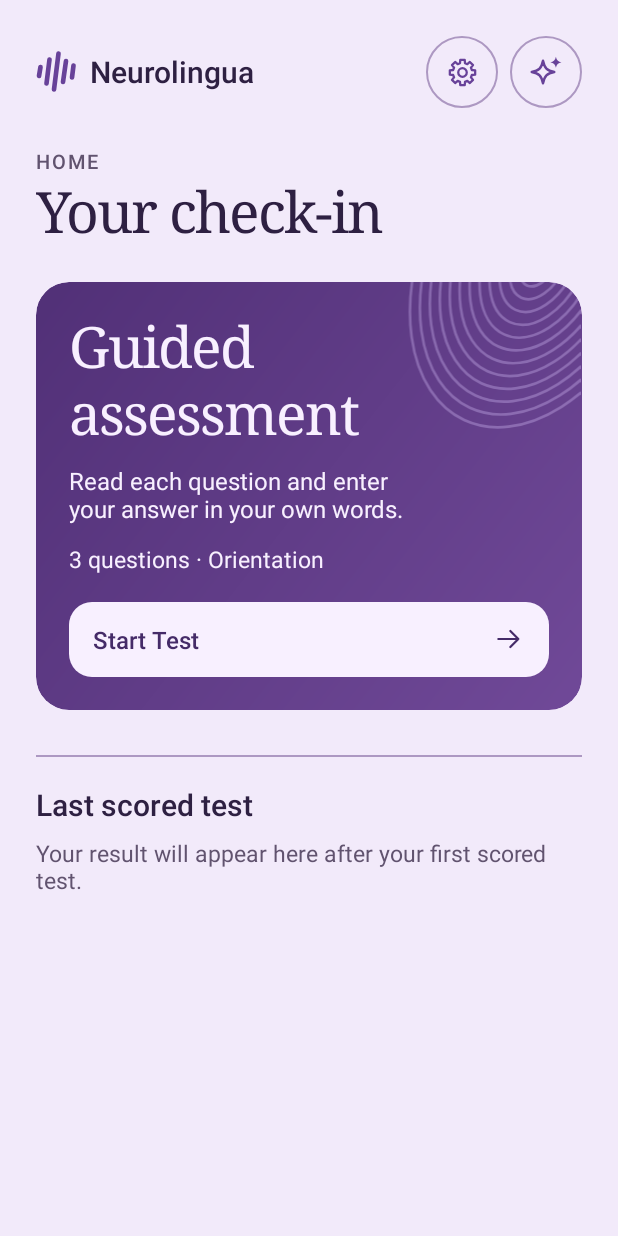
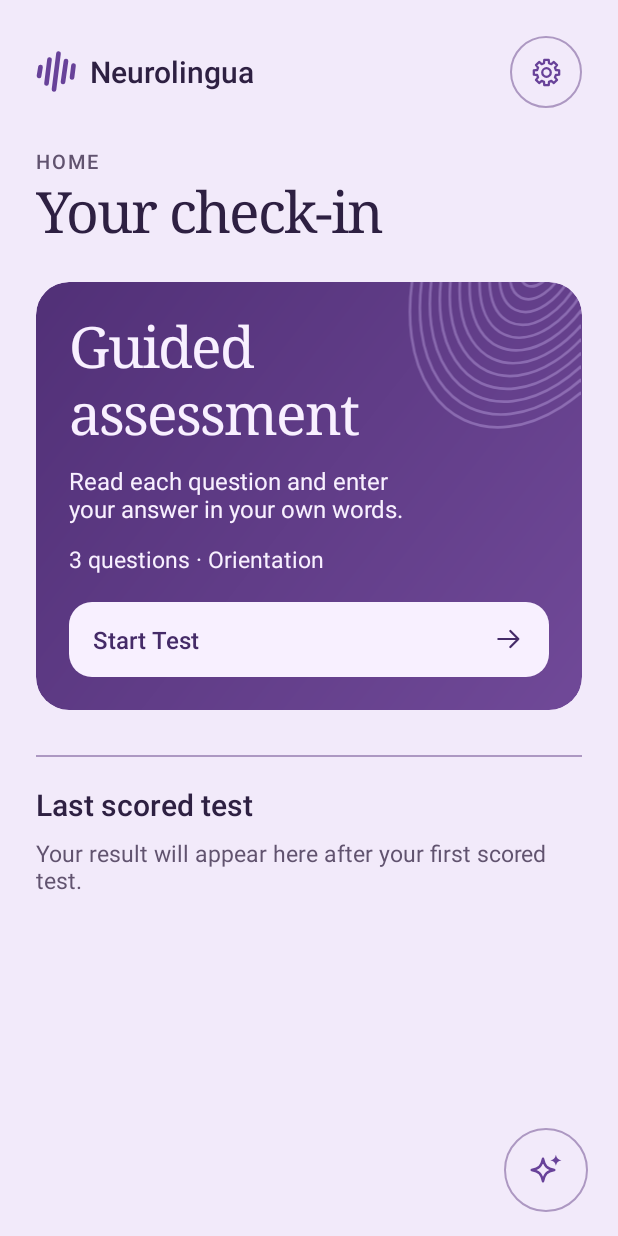
Before and after one commit to Emanuel-Nicholas-Manguera/neurolingua, an Android app: the screen it shows after launch (MainActivity), on a phone screen of 412 x 824 dp. Run offline under Robolectric (Android 15) with nearby library versions, the phone set to English and light mode, and no system bars.

Commit message:
fix: anchor Maria at the bottom right of Home

```diff
--- a/app/src/main/res/layout/screen_home.xml
+++ b/app/src/main/res/layout/screen_home.xml
@@ -1,5 +1,7 @@
-<ScrollView xmlns:android="http://schemas.android.com/apk/res/android" android:layout_width="match_parent" android:layout_height="match_parent"
-    android:fillViewport="true">
+<LinearLayout xmlns:android="http://schemas.android.com/apk/res/android" android:layout_width="match_parent"
+    android:layout_height="match_parent" android:orientation="vertical">
+    <ScrollView android:id="@+id/home_scroll" android:layout_width="match_parent" android:layout_height="0dp"
+        android:layout_weight="1" android:fillViewport="true">
         <LinearLayout android:layout_width="match_parent" android:layout_height="wrap_content"
             android:padding="24dp" android:orientation="vertical">
 
@@ -11,10 +13,6 @@
                     android:tag="navigation" android:background="@drawable/button_navigation"
                     android:src="@drawable/ic_settings" android:contentDescription="@string/settings"
                     android:tooltipText="@string/settings"/>
-            <ImageButton android:id="@+id/help" android:layout_width="48dp" android:layout_height="48dp"
-                android:layout_marginStart="8dp" android:tag="navigation" android:background="@drawable/button_navigation"
-                android:src="@drawable/ic_help" android:contentDescription="@string/ask_maria"
-                android:tooltipText="@string/ask_maria"/>
             </LinearLayout>
 
             <TextView style="@style/Label.Kicker" android:layout_marginTop="26dp" android:text="@string/home"/>
@@ -63,3 +61,9 @@
                 android:layout_marginTop="6dp" android:text="@string/review_test" android:visibility="gone"/>
         </LinearLayout>
     </ScrollView>
+    <ImageButton android:id="@+id/help" android:layout_width="56dp" android:layout_height="56dp"
+        android:layout_gravity="end" android:layout_marginEnd="20dp" android:layout_marginTop="4dp"
+        android:layout_marginBottom="16dp" android:tag="navigation" android:background="@drawable/button_navigation"
+        android:src="@drawable/ic_help" android:scaleType="center" android:contentDescription="@string/ask_maria"
+        android:tooltipText="@string/ask_maria"/>
+</LinearLayout>
```
Also changed, not shown: 1 other file. Lines whose indentation alone changed are shown as unchanged.
